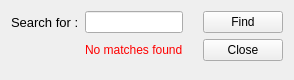
This is common/finddialog.ui in mmicr001/openrpt as Qt 5 draws it before an edit. The edited form follows.
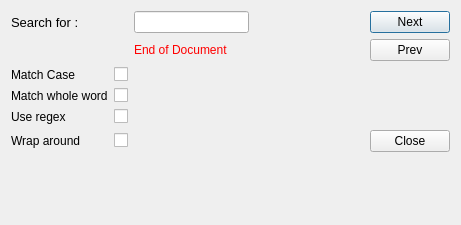
This is the edited form.

```diff
--- a/common/finddialog.ui
+++ b/common/finddialog.ui
@@ -6,8 +6,8 @@
    <rect>
     <x>0</x>
     <y>0</y>
-    <width>294</width>
-    <height>80</height>
+    <width>461</width>
+    <height>225</height>
    </rect>
   </property>
   <property name="windowTitle">
@@ -16,6 +16,78 @@
   <layout class="QVBoxLayout" name="verticalLayout_2">
    <item>
     <layout class="QGridLayout" name="gridLayout">
+     <item row="4" column="1">
+      <widget class="QCheckBox" name="_cbMatchWord">
+       <property name="text">
+        <string/>
+       </property>
+      </widget>
+     </item>
+     <item row="5" column="1">
+      <widget class="QCheckBox" name="_cbRegex">
+       <property name="text">
+        <string/>
+       </property>
+      </widget>
+     </item>
+     <item row="6" column="4">
+      <widget class="QPushButton" name="_btnClose">
+       <property name="text">
+        <string>Close</string>
+       </property>
+       <property name="autoDefault">
+        <bool>false</bool>
+       </property>
+      </widget>
+     </item>
+     <item row="3" column="1">
+      <widget class="QCheckBox" name="_cbMatchCase">
+       <property name="text">
+        <string/>
+       </property>
+      </widget>
+     </item>
+     <item row="3" column="0">
+      <widget class="QLabel" name="_lbMatchCase">
+       <property name="text">
+        <string>Match Case</string>
+       </property>
+      </widget>
+     </item>
+     <item row="4" column="0">
+      <widget class="QLabel" name="_lbMatchWord">
+       <property name="text">
+        <string>Match whole word</string>
+       </property>
+      </widget>
+     </item>
+     <item row="5" column="0">
+      <widget class="QLabel" name="_lbRegex">
+       <property name="text">
+        <string>Use regex</string>
+       </property>
+      </widget>
+     </item>
+     <item row="6" column="0">
+      <widget class="QLabel" name="_lbWrapAround">
+       <property name="text">
+        <string>Wrap around</string>
+       </property>
+      </widget>
+     </item>
+     <item row="6" column="1">
+      <widget class="QCheckBox" name="_cbWrapAround">
+       <property name="text">
+        <string/>
+       </property>
+      </widget>
+     </item>
+     <item row="0" column="5" rowspan="2">
+      <layout class="QVBoxLayout" name="verticalLayout"/>
+     </item>
+     <item row="0" column="2">
+      <widget class="QLineEdit" name="_leSearch"/>
+     </item>
      <item row="0" column="0">
       <widget class="QLabel" name="_lbSearch">
        <property name="font">
@@ -28,32 +100,12 @@
        </property>
       </widget>
      </item>
-     <item row="0" column="2">
-      <widget class="QLineEdit" name="_leSearch"/>
-     </item>
-     <item row="0" column="4" rowspan="2">
-      <layout class="QVBoxLayout" name="verticalLayout">
-       <item>
-        <widget class="QPushButton" name="_btnFind">
-         <property name="text">
-          <string>Find</string>
-         </property>
-         <property name="autoDefault">
-          <bool>false</bool>
-         </property>
-        </widget>
-       </item>
-       <item>
-        <widget class="QPushButton" name="_btnClose">
-         <property name="text">
-          <string>Close</string>
-         </property>
-         <property name="autoDefault">
-          <bool>false</bool>
-         </property>
-        </widget>
-       </item>
-      </layout>
+     <item row="1" column="2">
+      <widget class="QLabel" name="_lbWarning">
+       <property name="text">
+        <string>&lt;html&gt;&lt;head/&gt;&lt;body&gt;&lt;p&gt;&lt;span style=&quot; color:#ff0000;&quot;&gt;End of Document&lt;/span&gt;&lt;/p&gt;&lt;/body&gt;&lt;/html&gt;</string>
+       </property>
+      </widget>
      </item>
      <item row="0" column="3">
       <spacer name="horizontalSpacer">
@@ -68,10 +120,17 @@
        </property>
       </spacer>
      </item>
-     <item row="1" column="2">
-      <widget class="QLabel" name="_lbWarning">
+     <item row="0" column="4">
+      <widget class="QPushButton" name="_btnNext">
        <property name="text">
-        <string>&lt;html&gt;&lt;head/&gt;&lt;body&gt;&lt;p&gt;&lt;span style=&quot; color:#ff0000;&quot;&gt;No matches found&lt;/span&gt;&lt;/p&gt;&lt;/body&gt;&lt;/html&gt;</string>
+        <string>Next</string>
+       </property>
+      </widget>
+     </item>
+     <item row="1" column="4">
+      <widget class="QPushButton" name="_btnPrev">
+       <property name="text">
+        <string>Prev</string>
        </property>
       </widget>
      </item>
```
Left out of the diff: 2 changed lines with no effect on the pictures.
